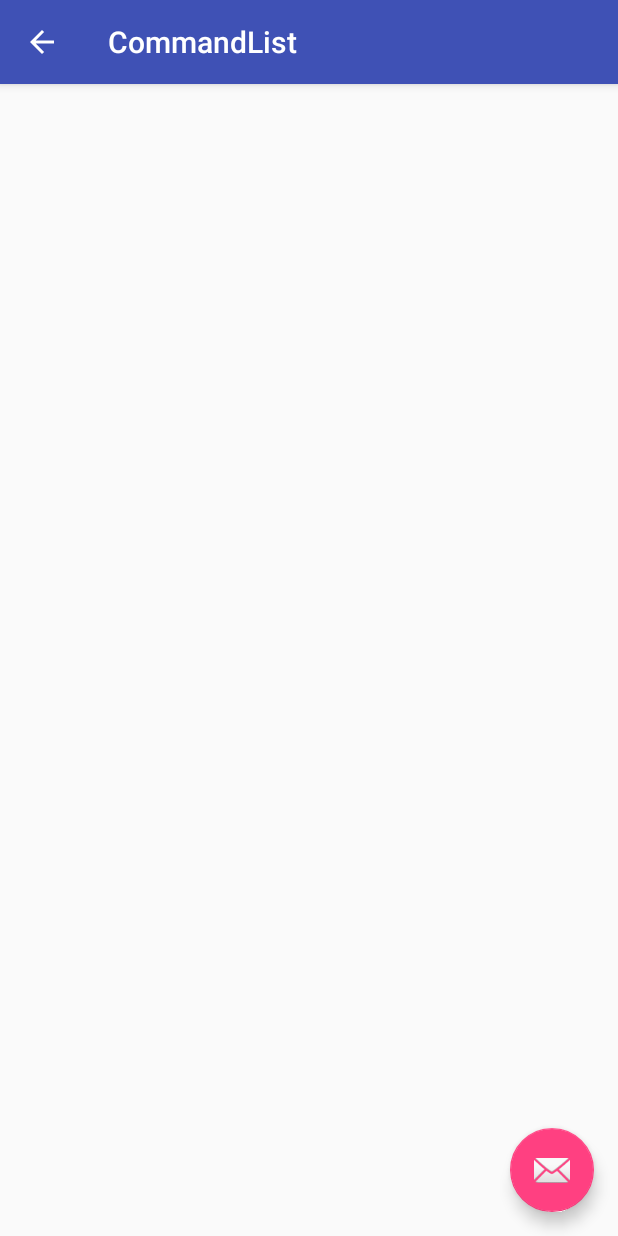
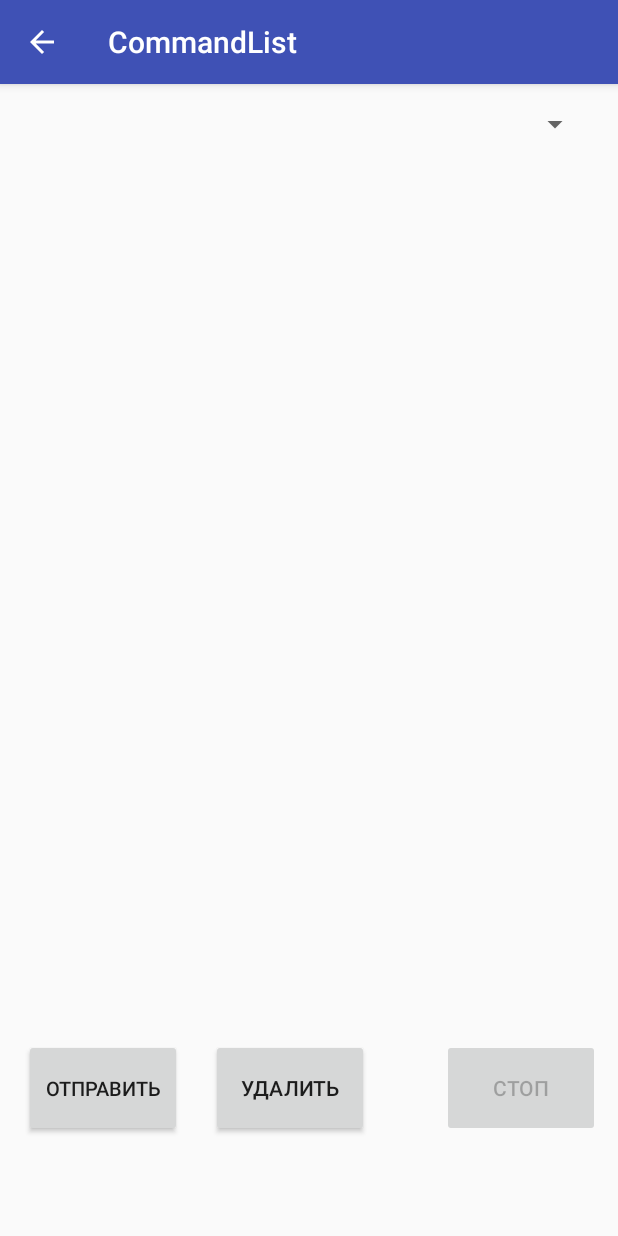
Before and after one commit to Mattue/Diploma, an Android app: the CommandList screen opened directly, with no data from a screen before it, on a phone screen of 412 x 824 dp. Run offline under Robolectric (Android 15) with nearby library versions, the phone set to English and light mode, and no system bars.

Commit message:
no message

```diff
--- a/Android/ArduinoConnectV2/app/src/main/java/com/diploma/mattue/arduinoconnectv2/CommandList.java
+++ b/Android/ArduinoConnectV2/app/src/main/java/com/diploma/mattue/arduinoconnectv2/CommandList.java
@@ -16,14 +16,6 @@ public class CommandList extends AppCompatActivity {
         Toolbar toolbar = (Toolbar) findViewById(R.id.toolbar);
         setSupportActionBar(toolbar);
 
-        FloatingActionButton fab = (FloatingActionButton) findViewById(R.id.fab);
-        fab.setOnClickListener(new View.OnClickListener() {
-            @Override
-            public void onClick(View view) {
-                Snackbar.make(view, "Replace with your own action", Snackbar.LENGTH_LONG)
-                        .setAction("Action", null).show();
-            }
-        });
         getSupportActionBar().setDisplayHomeAsUpEnabled(true);
     }
 
--- a/Android/ArduinoConnectV2/app/src/main/java/com/diploma/mattue/arduinoconnectv2/MainActivity.java
+++ b/Android/ArduinoConnectV2/app/src/main/java/com/diploma/mattue/arduinoconnectv2/MainActivity.java
@@ -176,6 +176,7 @@ public class MainActivity extends AppCompatActivity
 
     Intent intentServoSet;
     Intent intentManualControl;
+    Intent intencComandList;
 
     TextView tvMessagesGet;
 
@@ -188,6 +189,7 @@ public class MainActivity extends AppCompatActivity
 
         intentManualControl =  new Intent(this, ManualControl.class);
         intentServoSet =  new Intent(this, ServoSet.class);
+        intencComandList =  new Intent(MainActivity.this, CommandList.class);
 
         tvMessagesGet = (TextView) findViewById(R.id.tvMessagesGet);
         mHandler = new MyHandler(this);
@@ -303,8 +305,8 @@ public class MainActivity extends AppCompatActivity
         }
         else if (id == R.id.nav_command_list)
         {
-            Intent intent =  new Intent(MainActivity.this, CommandList.class);
-            startActivity(intent);
+
+            startActivity(intencComandList);
         }
 
         DrawerLayout drawer = (DrawerLayout) findViewById(R.id.drawer_layout);
--- a/Android/ArduinoConnectV2/app/src/main/java/com/diploma/mattue/arduinoconnectv2/ServoSet.java
+++ b/Android/ArduinoConnectV2/app/src/main/java/com/diploma/mattue/arduinoconnectv2/ServoSet.java
@@ -19,7 +19,6 @@ public class ServoSet extends AppCompatActivity
     TextView tvServoValue;
     int straightValue = 90;
     String messageFromMain = "0";
-    String messageToMain = "";
 
     @Override
     protected void onCreate(Bundle savedInstanceState)
@@ -55,7 +54,7 @@ public class ServoSet extends AppCompatActivity
         }
 
         sendMessage("020", "GIVE_SERVO_VALUE");
-        enableUI(false);
+        //enableUI(false);
     }
 
     @Override
--- a/Android/ArduinoConnectV2/app/src/main/res/layout/activity_command_list.xml
+++ b/Android/ArduinoConnectV2/app/src/main/res/layout/activity_command_list.xml
@@ -20,14 +20,80 @@
 
     </android.support.design.widget.AppBarLayout>
 
-    <include layout="@layout/content_command_list" />
+    <android.support.constraint.ConstraintLayout
+        android:layout_width="match_parent"
+        android:layout_height="match_parent">
 
-    <android.support.design.widget.FloatingActionButton
-        android:id="@+id/fab"
-        android:layout_width="wrap_content"
-        android:layout_height="wrap_content"
-        android:layout_gravity="bottom|end"
-        android:layout_margin="@dimen/fab_margin"
-        app:srcCompat="@android:drawable/ic_dialog_email" />
+        <Button
+            android:id="@+id/button"
+            android:layout_width="105dp"
+            android:layout_height="65dp"
+            android:layout_marginBottom="66dp"
+            android:layout_marginLeft="16dp"
+            android:layout_marginStart="16dp"
+            android:text="ОТПРАВИТЬ"
+            android:textSize="13sp"
+            app:layout_constraintBottom_toBottomOf="parent"
+            app:layout_constraintLeft_toLeftOf="parent" />
+
+        <Button
+            android:id="@+id/button2"
+            android:layout_width="105dp"
+            android:layout_height="65dp"
+            android:layout_marginBottom="66dp"
+            android:layout_marginLeft="19dp"
+            android:layout_marginStart="19dp"
+            android:text="УДАЛИТЬ"
+            app:layout_constraintBottom_toBottomOf="parent"
+            app:layout_constraintLeft_toRightOf="@+id/button" />
+
+        <Button
+            android:id="@+id/button3"
+            android:layout_width="105dp"
+            android:layout_height="65dp"
+            android:layout_marginBottom="66dp"
+            android:layout_marginEnd="8dp"
+            android:layout_marginLeft="8dp"
+            android:layout_marginRight="8dp"
+            android:layout_marginStart="8dp"
+            android:enabled="false"
+            android:text="СТОП"
+            app:layout_constraintBottom_toBottomOf="parent"
+            app:layout_constraintHorizontal_bias="0.909"
+            app:layout_constraintLeft_toRightOf="@+id/button2"
+            app:layout_constraintRight_toRightOf="parent" />
+
+        <TextView
+            android:id="@+id/textView2"
+            android:layout_width="362dp"
+            android:layout_height="300dp"
+            android:layout_marginBottom="8dp"
+            android:layout_marginLeft="8dp"
+            android:layout_marginRight="8dp"
+            android:layout_marginTop="8dp"
+            app:layout_constraintBottom_toBottomOf="parent"
+            app:layout_constraintHorizontal_bias="0.039"
+            app:layout_constraintLeft_toLeftOf="parent"
+            app:layout_constraintRight_toRightOf="parent"
+            app:layout_constraintTop_toTopOf="parent"
+            app:layout_constraintVertical_bias="0.417"
+            android:layout_marginStart="8dp"
+            android:layout_marginEnd="8dp" />
+
+        <Spinner
+            android:id="@+id/spinner"
+            android:layout_width="365dp"
+            android:layout_height="31dp"
+            app:layout_constraintTop_toTopOf="parent"
+            android:layout_marginTop="67dp"
+            app:layout_constraintBottom_toBottomOf="parent"
+            android:layout_marginBottom="8dp"
+            android:layout_marginRight="8dp"
+            app:layout_constraintRight_toRightOf="parent"
+            android:layout_marginLeft="8dp"
+            app:layout_constraintLeft_toLeftOf="parent"
+            app:layout_constraintHorizontal_bias="0.666"
+            app:layout_constraintVertical_bias="0.0" />
+    </android.support.constraint.ConstraintLayout>
 
 </android.support.design.widget.CoordinatorLayout>
--- a/Android/ArduinoConnectV2/app/src/main/res/layout/activity_manual_control.xml
+++ b/Android/ArduinoConnectV2/app/src/main/res/layout/activity_manual_control.xml
@@ -50,7 +50,7 @@
             android:layout_marginTop="8dp"
             android:onClick="onStopClick"
             android:text="STOP"
-            android:textSize="14sp"
+            android:textSize="20sp"
             app:layout_constraintBottom_toBottomOf="parent"
             app:layout_constraintLeft_toLeftOf="parent"
             app:layout_constraintTop_toBottomOf="@+id/btBackward"
@@ -61,7 +61,7 @@
             android:layout_width="105dp"
             android:layout_height="65dp"
             android:layout_marginBottom="8dp"
-            android:layout_marginLeft="57dp"
+            android:layout_marginLeft="64dp"
             android:layout_marginTop="8dp"
             android:onClick="onForwardClick"
             android:text="/\"
@@ -96,7 +96,7 @@
             android:layout_marginRight="39dp"
             android:layout_marginTop="84dp"
             android:onClick="onLeftClick"
-            android:text="left"
+            android:text="ЛЕВО"
             android:textSize="20sp"
             app:layout_constraintBottom_toBottomOf="parent"
             app:layout_constraintHorizontal_bias="1.0"
@@ -114,8 +114,8 @@
             android:layout_marginRight="40dp"
             android:layout_marginTop="8dp"
             android:onClick="onStraightClick"
-            android:text="STRAIGHT"
-            android:textSize="13sp"
+            android:text="ПРЯМО"
+            android:textSize="20sp"
             app:layout_constraintBottom_toBottomOf="parent"
             app:layout_constraintHorizontal_bias="1.0"
             app:layout_constraintLeft_toRightOf="@+id/btFrvd"
@@ -132,7 +132,7 @@
             android:layout_marginRight="39dp"
             android:layout_marginTop="8dp"
             android:onClick="onRightClick"
-            android:text=">"
+            android:text="ПРАВО"
             android:textSize="20sp"
             app:layout_constraintBottom_toBottomOf="parent"
             app:layout_constraintHorizontal_bias="1.0"
```
Also changed, not shown: 1 other file.
